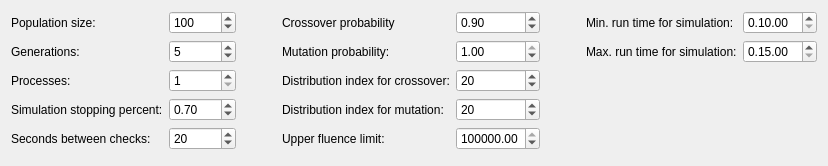
Above: ui_files/ui_optimization_fluence_params.ui from JYU-IBA/potku before the change. Below: the same form after it.
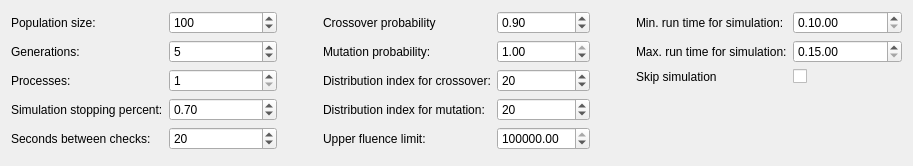
That is the form after the change.

Commit message:
Initial implementation of skipping simulation
- Added a checkbox that allows user to skip simulation when optimizing
- NSGAII will not start simulation if the checkbox is checked, it will
  just use the existing simulation results as its starting point
  (however, if no simulations have been done before, the NSGAII will
  crash. This needs to be fixed.)

```diff
--- a/ui_files/ui_optimization_fluence_params.ui
+++ b/ui_files/ui_optimization_fluence_params.ui
@@ -6,7 +6,7 @@
    <rect>
     <x>0</x>
     <y>0</y>
-    <width>824</width>
+    <width>913</width>
     <height>166</height>
    </rect>
   </property>
@@ -297,6 +297,20 @@
            </property>
           </widget>
          </item>
+         <item row="2" column="0">
+          <widget class="QLabel" name="label_13">
+           <property name="text">
+            <string>Skip simulation</string>
+           </property>
+          </widget>
+         </item>
+         <item row="2" column="1">
+          <widget class="QCheckBox" name="skip_sim_chk_box">
+           <property name="text">
+            <string/>
+           </property>
+          </widget>
+         </item>
         </layout>
        </item>
       </layout>
```
Left out of the diff: 4 changed lines with no effect on the pictures. The commit also changes 3 other files.
